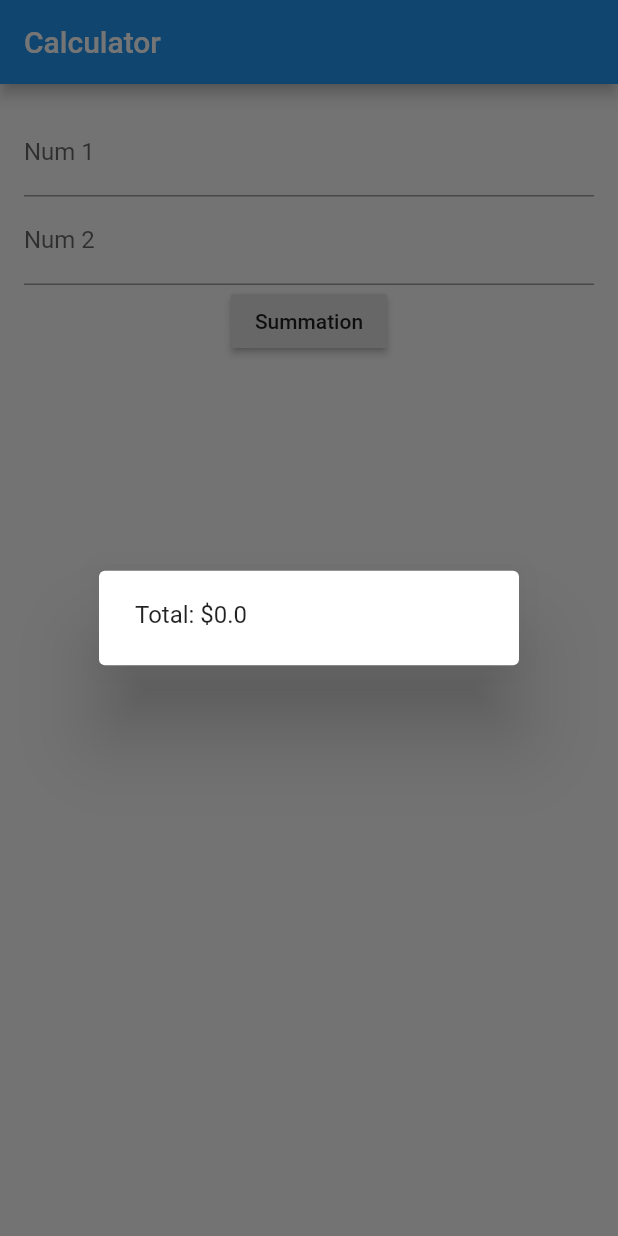
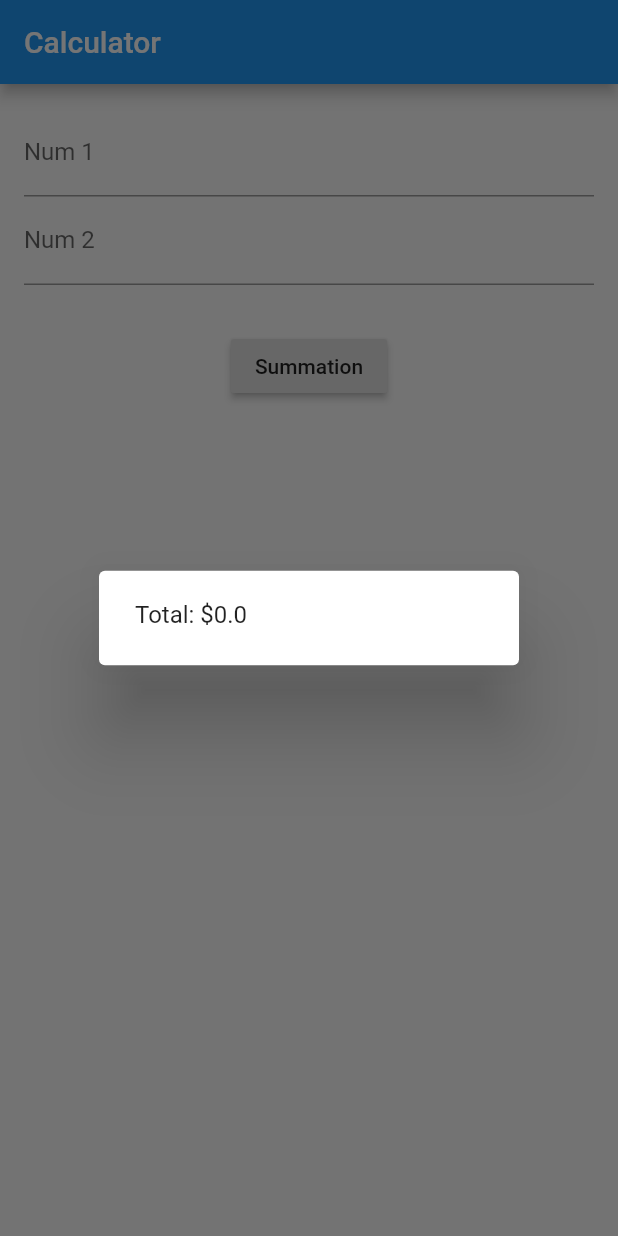
Before and after one commit to mohammedgmgn/Flutter_Calculator_MVP, a Flutter app: the screen it shows after launch, after a tap on "Summation", on a phone screen of 412 x 824 dp. Run offline on Flutter 3.47's test engine with Material 2 defaults, Android fonts, the phone set to English and light mode, and no system bars.

Commit message:
margine add btn

```diff
--- a/lib/CalculaterPresenter.dart
+++ b/lib/CalculaterPresenter.dart
@@ -8,34 +8,39 @@ class CalcPresenter implements PresnterIntrface {
   CalculatorViews views;
   BuildContext context;
 
-  CalcPresenter(double num1, double num2, CalculatorViews calculatorViews,BuildContext context) {
+  CalcPresenter(double num1, double num2, CalculatorViews calculatorViews,
+      BuildContext context) {
     calculatorModel = new Caclulator(num1, num2);
     this.views = calculatorViews;
-    this.context=context;
+    this.context = context;
   }
 
   @override
   void Divition() {
     calculatorModel.Divsion();
-    views.showResult(calculatorModel.getResult(),context);
+    views.showResult(calculatorModel.getResult(), context);
   }
 
   @override
   void Multiplication() {
     calculatorModel.Multiblication();
-    views.showResult(calculatorModel.getResult(),context);
+    views.showResult(calculatorModel.getResult(), context);
   }
 
   @override
   void minus() {
     calculatorModel.Subtraction();
-    views.showResult(calculatorModel.getResult(),context);
+    views.showResult(calculatorModel.getResult(), context);
   }
 
   @override
   void plus() {
     calculatorModel.Summation();
-    views.showResult(calculatorModel.getResult(),context);
+    views.showResult(calculatorModel.getResult(), context);
   }
 
+  @override
+  void ResetResult() {
+    calculatorModel.Rest();
+  }
 }
--- a/lib/PresenterIntrface.dart
+++ b/lib/PresenterIntrface.dart
@@ -5,5 +5,6 @@ class PresnterIntrface{
   void Divition(){}
   void Multiplication(){}
 
+  void ResetResult(){}
 
 }
--- a/lib/main.dart
+++ b/lib/main.dart
@@ -9,48 +9,53 @@ void main() {
 class TipCalculator extends StatelessWidget implements CalculatorViews {
   double billAmount = 0.0;
   double tipPercentage = 0.0;
-  double num1=0.0;
-  double num2=0.0;
-  double result=0.0;
+  double num1 = 0.0;
+  double num2 = 0.0;
+  double result = 0.0;
   CalcPresenter calcPresenter;
+
   @override
   Widget build(BuildContext context) {
-
-    TextField  num1One=new TextField(
+    TextField num1One = new TextField(
         decoration: new InputDecoration(labelText: "Num 1", hintText: "0.0"),
         keyboardType: TextInputType.number,
         onChanged: (String value) {
           try {
-              num1= double.parse(value);
+            num1 = double.parse(value);
           } catch (exception) {
             num1 = 0.0;
           }
         });
 
-    TextField  num1Tow=new TextField(
+    TextField num1Tow = new TextField(
         decoration: new InputDecoration(labelText: "Num 2", hintText: "0.0"),
         keyboardType: TextInputType.number,
         onChanged: (String value) {
           try {
-            num2= double.parse(value);
+            num2 = double.parse(value);
           } catch (exception) {
             num2 = 0.0;
           }
         });
 
-    // Create button
-    RaisedButton plusButton = new RaisedButton(
+
+    Container SummationBtn=   new Container(
+        margin: const EdgeInsets.only(top: 30.0),
+        child:new RaisedButton(
           child: new Text("Summation"),
+
         onPressed: () {
-          calcPresenter=new CalcPresenter(num1, num2, this,context);
+          calcPresenter = new CalcPresenter(num1, num2, this, context);
+          calcPresenter.plus();
+        }
+        ));
 
-          calcPresenter.plus();
-        });
+
+
 
     Container container = new Container(
         padding: const EdgeInsets.all(16.0),
-        child: new Column(
-            children: [num1One, num1Tow, plusButton]));
+        child: new Column(children: [num1One, num1Tow, SummationBtn]));
 
     AppBar appBar = new AppBar(title: new Text("Calculator"));
 
@@ -59,13 +64,10 @@ class TipCalculator extends StatelessWidget implements CalculatorViews {
   }
 
   @override
-  void showResult(double result,BuildContext context) {
-
-    AlertDialog dialog = new AlertDialog(
-              content: new Text("Total: \$$result"));
+  void showResult(double result, BuildContext context) {
+    AlertDialog dialog = new AlertDialog(content: new Text("Total: \$$result"));
     // Show dialog
     showDialog(context: context, child: dialog);
-
-
+    calcPresenter.ResetResult();
   }
 }
```
Lines whose indentation alone changed are shown as unchanged.
